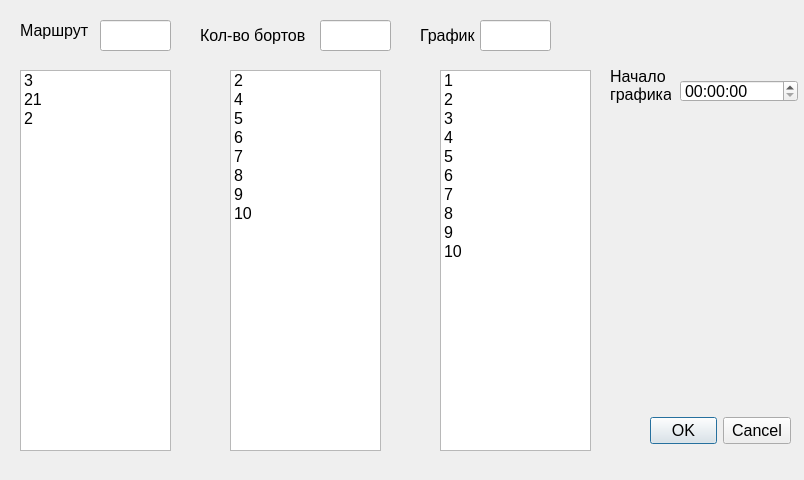
Above: ui/Route.ui from Andrew007Serednev/DenyDesktopApp before the change. Below: the same form after it.
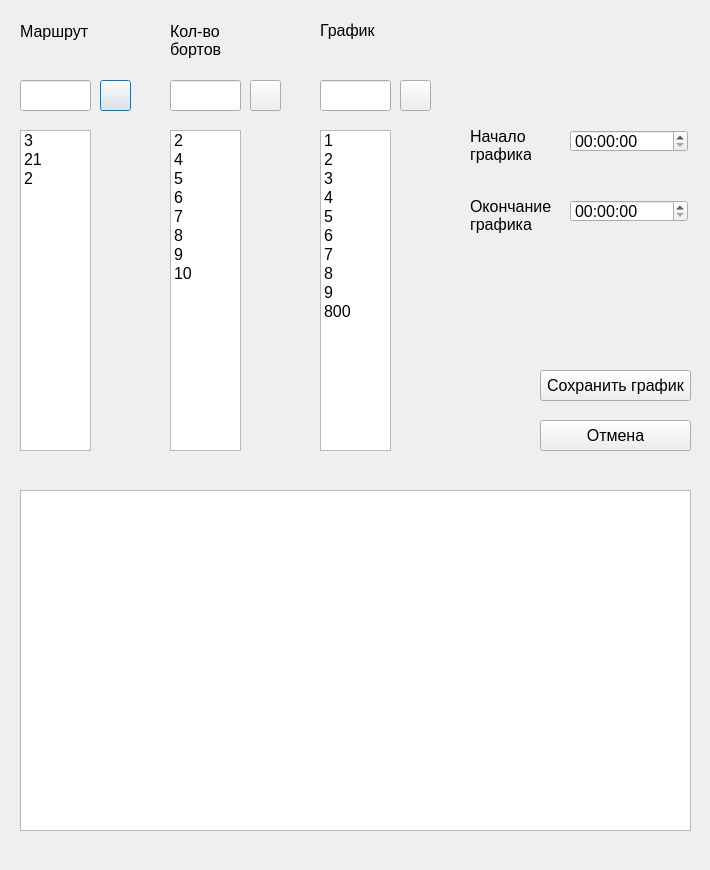
That is the form after the change. Icons and pictures are not drawn.

What changed in the file:
```diff
--- a/ui/Route.ui
+++ b/ui/Route.ui
@@ -6,39 +6,23 @@
    <rect>
     <x>0</x>
     <y>0</y>
-    <width>804</width>
-    <height>480</height>
+    <width>710</width>
+    <height>870</height>
    </rect>
   </property>
+  <property name="font">
+   <font>
+    <pointsize>12</pointsize>
+   </font>
+  </property>
   <property name="windowTitle">
    <string>Dialog</string>
   </property>
-  <widget class="QDialogButtonBox" name="buttonBox">
+  <widget class="QLineEdit" name="RouteEdit">
    <property name="geometry">
     <rect>
-     <x>650</x>
-     <y>400</y>
-     <width>141</width>
-     <height>61</height>
-    </rect>
-   </property>
-   <property name="font">
-    <font>
-     <pointsize>12</pointsize>
-    </font>
-   </property>
-   <property name="orientation">
-    <enum>Qt::Horizontal</enum>
-   </property>
-   <property name="standardButtons">
-    <set>QDialogButtonBox::Cancel|QDialogButtonBox::Ok</set>
-   </property>
-  </widget>
-  <widget class="QLineEdit" name="lineEdit">
-   <property name="geometry">
-    <rect>
-     <x>100</x>
-     <y>20</y>
+     <x>20</x>
+     <y>80</y>
      <width>71</width>
      <height>31</height>
     </rect>
@@ -48,9 +32,9 @@
    <property name="geometry">
     <rect>
      <x>20</x>
-     <y>20</y>
+     <y>21</y>
      <width>71</width>
-     <height>21</height>
+     <height>20</height>
     </rect>
    </property>
    <property name="font">
@@ -65,10 +49,10 @@
   <widget class="QLabel" name="label_2">
    <property name="geometry">
     <rect>
-     <x>200</x>
+     <x>170</x>
      <y>20</y>
-     <width>111</width>
-     <height>31</height>
+     <width>51</width>
+     <height>41</height>
     </rect>
    </property>
    <property name="font">
@@ -77,14 +61,15 @@
     </font>
    </property>
    <property name="text">
-    <string>Кол-во бортов</string>
+    <string>Кол-во 
+бортов</string>
    </property>
   </widget>
   <widget class="QLineEdit" name="lineEdit_2">
    <property name="geometry">
     <rect>
-     <x>320</x>
-     <y>20</y>
+     <x>170</x>
+     <y>80</y>
      <width>71</width>
      <height>31</height>
     </rect>
@@ -93,10 +78,10 @@
   <widget class="QLabel" name="label_3">
    <property name="geometry">
     <rect>
-     <x>420</x>
+     <x>320</x>
      <y>20</y>
      <width>61</width>
-     <height>31</height>
+     <height>21</height>
     </rect>
    </property>
    <property name="font">
@@ -111,20 +96,23 @@
   <widget class="QLineEdit" name="lineEdit_3">
    <property name="geometry">
     <rect>
-     <x>480</x>
-     <y>20</y>
+     <x>320</x>
+     <y>80</y>
      <width>71</width>
      <height>31</height>
     </rect>
    </property>
+   <property name="text">
+    <string/>
+   </property>
   </widget>
   <widget class="QListWidget" name="listWidget">
    <property name="geometry">
     <rect>
      <x>20</x>
-     <y>70</y>
-     <width>151</width>
-     <height>381</height>
+     <y>130</y>
+     <width>71</width>
+     <height>321</height>
     </rect>
    </property>
    <property name="font">
@@ -151,10 +139,10 @@
   <widget class="QListWidget" name="listWidget_2">
    <property name="geometry">
     <rect>
-     <x>230</x>
-     <y>70</y>
-     <width>151</width>
-     <height>381</height>
+     <x>170</x>
+     <y>130</y>
+     <width>71</width>
+     <height>321</height>
     </rect>
    </property>
    <property name="font">
@@ -206,10 +194,10 @@
   <widget class="QListWidget" name="listWidget_3">
    <property name="geometry">
     <rect>
-     <x>440</x>
-     <y>70</y>
-     <width>151</width>
-     <height>381</height>
+     <x>320</x>
+     <y>130</y>
+     <width>71</width>
+     <height>321</height>
     </rect>
    </property>
    <property name="font">
@@ -264,15 +252,15 @@
    </item>
    <item>
     <property name="text">
-     <string>10</string>
+     <string>800</string>
     </property>
    </item>
   </widget>
   <widget class="QTimeEdit" name="timeEdit">
    <property name="geometry">
     <rect>
-     <x>680</x>
-     <y>80</y>
+     <x>570</x>
+     <y>130</y>
      <width>118</width>
      <height>22</height>
     </rect>
@@ -286,8 +274,8 @@
   <widget class="QLabel" name="label_4">
    <property name="geometry">
     <rect>
-     <x>610</x>
-     <y>60</y>
+     <x>470</x>
+     <y>120</y>
      <width>61</width>
      <height>51</height>
     </rect>
@@ -302,6 +290,148 @@
 графика</string>
    </property>
   </widget>
+  <widget class="QLabel" name="label_5">
+   <property name="geometry">
+    <rect>
+     <x>470</x>
+     <y>190</y>
+     <width>81</width>
+     <height>51</height>
+    </rect>
+   </property>
+   <property name="font">
+    <font>
+     <pointsize>12</pointsize>
+    </font>
+   </property>
+   <property name="text">
+    <string>Окончание  
+графика</string>
+   </property>
+  </widget>
+  <widget class="QTimeEdit" name="EndGraphicTimeEdit">
+   <property name="geometry">
+    <rect>
+     <x>570</x>
+     <y>200</y>
+     <width>118</width>
+     <height>22</height>
+    </rect>
+   </property>
+   <property name="font">
+    <font>
+     <pointsize>12</pointsize>
+    </font>
+   </property>
+  </widget>
+  <widget class="QListWidget" name="FullGraphicListWidget">
+   <property name="geometry">
+    <rect>
+     <x>20</x>
+     <y>490</y>
+     <width>671</width>
+     <height>341</height>
+    </rect>
+   </property>
+  </widget>
+  <widget class="QPushButton" name="RouteAddBtn">
+   <property name="geometry">
+    <rect>
+     <x>100</x>
+     <y>80</y>
+     <width>31</width>
+     <height>31</height>
+    </rect>
+   </property>
+   <property name="text">
+    <string/>
+   </property>
+   <property name="icon">
+    <iconset>
+     <normaloff>../static/new.png</normaloff>../static/new.png</iconset>
+   </property>
+   <property name="iconSize">
+    <size>
+     <width>32</width>
+     <height>32</height>
+    </size>
+   </property>
+  </widget>
+  <widget class="QPushButton" name="BortCountAddBtn">
+   <property name="geometry">
+    <rect>
+     <x>250</x>
+     <y>80</y>
+     <width>31</width>
+     <height>31</height>
+    </rect>
+   </property>
+   <property name="text">
+    <string/>
+   </property>
+   <property name="icon">
+    <iconset>
+     <normaloff>../static/new.png</normaloff>../static/new.png</iconset>
+   </property>
+   <property name="iconSize">
+    <size>
+     <width>32</width>
+     <height>32</height>
+    </size>
+   </property>
+  </widget>
+  <widget class="QPushButton" name="GraphicAddBtn">
+   <property name="geometry">
+    <rect>
+     <x>400</x>
+     <y>80</y>
+     <width>31</width>
+     <height>31</height>
+    </rect>
+   </property>
+   <property name="text">
+    <string/>
+   </property>
+   <property name="icon">
+    <iconset>
+     <normaloff>../static/new.png</normaloff>../static/new.png</iconset>
+   </property>
+   <property name="iconSize">
+    <size>
+     <width>32</width>
+     <height>32</height>
+    </size>
+   </property>
+   <property name="flat">
+    <bool>false</bool>
+   </property>
+  </widget>
+  <widget class="QPushButton" name="FullGraphicAddBtn">
+   <property name="geometry">
+    <rect>
+     <x>540</x>
+     <y>370</y>
+     <width>151</width>
+     <height>31</height>
+    </rect>
+   </property>
+   <property name="text">
+    <string>Сохранить график</string>
+   </property>
+  </widget>
+  <widget class="QPushButton" name="CancelBtn">
+   <property name="geometry">
+    <rect>
+     <x>540</x>
+     <y>420</y>
+     <width>151</width>
+     <height>31</height>
+    </rect>
+   </property>
+   <property name="text">
+    <string>Отмена</string>
+   </property>
+  </widget>
  </widget>
  <resources/>
  <connections>
```
Left out of the diff: 47 changed lines with no effect on the pictures.
